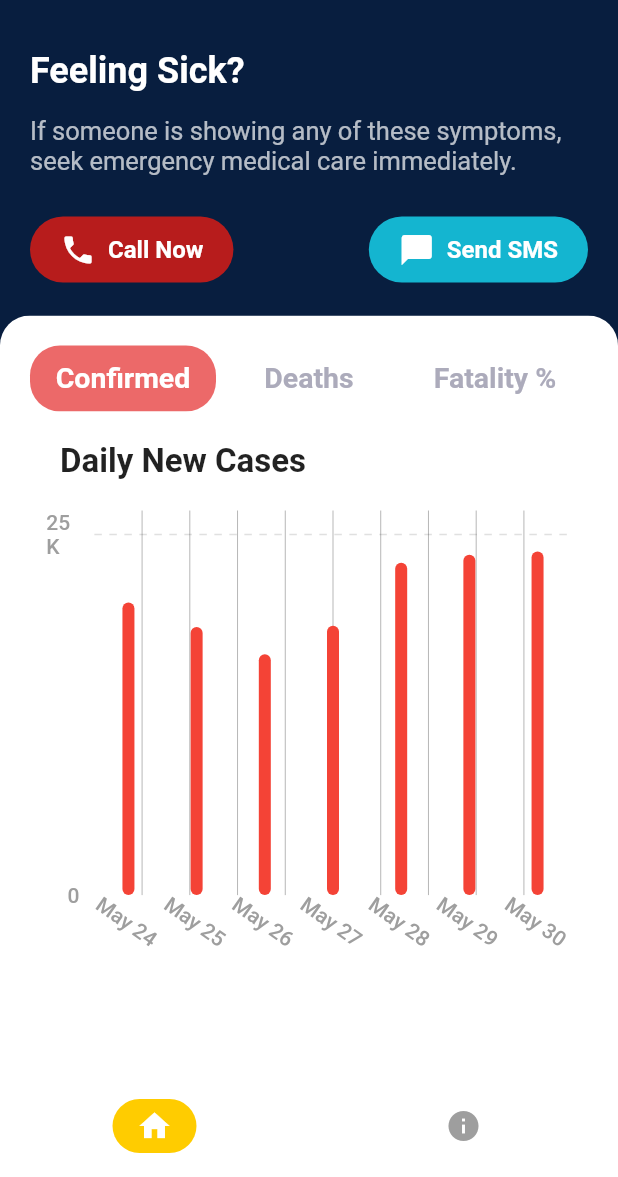
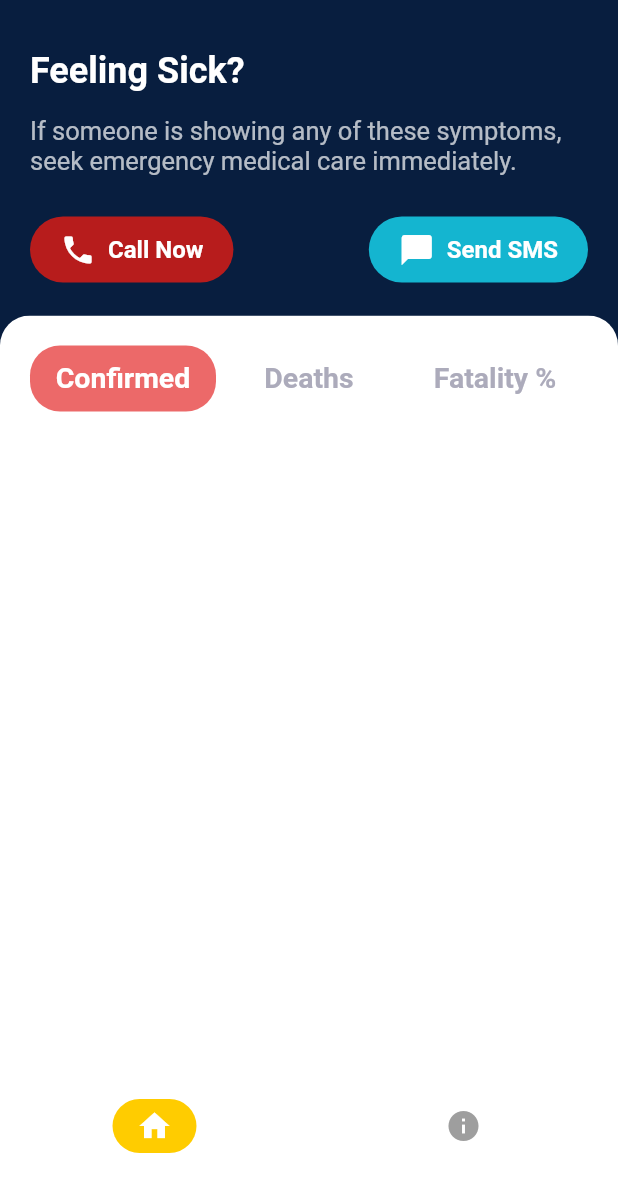
Before and after one commit to raahimid/COVID-19-Workshop, a Flutter app: the screen it shows after launch, on a phone screen of 412 x 824 dp, the part 59-1236 px from its top. Run offline on Flutter 3.47's test engine with Material 2 defaults, Android fonts, the phone set to English and light mode, and no system bars; drawn by our look-alikes of fl_chart; our stand-ins replace bubble_tab_indicator; network calls fail.

Commit message:
cleaned files

```diff
--- a/lib/data/data.dart
+++ b/lib/data/data.dart
@@ -1,4 +1,3 @@
-import 'package:flutter/material.dart';
 import 'package:http/http.dart' as http;
 import 'package:intl/intl.dart';
 import 'dart:convert' show json;
--- a/lib/screens/home_screen.dart
+++ b/lib/screens/home_screen.dart
@@ -168,8 +168,7 @@ class _HomeScreenState extends State<HomeScreen> {
             Container(
               height: 400,
               child: Column(
-              children: <Widget>[
-              CovidBarChart(covidCases: covidUSADailyNewCases)//make it a function
+              children: <Widget>[//make it a function
               ]),
             ),
           ],
--- a/lib/widgets/covid_bar_chart.dart
+++ /dev/null
@@ -1,114 +0,0 @@
-import 'package:fl_chart/fl_chart.dart';
-import 'package:flutter/material.dart';
-import 'package:flutter_covid_dashboard_ui/config/styles.dart';
-
-class CovidBarChart extends StatelessWidget {
-  final List<double> covidCases;
-
-  const CovidBarChart({@required this.covidCases});
-
-  @override
-  Widget build(BuildContext context) {
-    return Container(
-      height: 350.0,
-      decoration: BoxDecoration(
-        color: Colors.white,
-        borderRadius: BorderRadius.only(
-          topLeft: Radius.circular(20.0),
-          topRight: Radius.circular(20.0),
-        ),
-      ),
-      child: Column(
-        children: <Widget>[
-          Container(
-            padding: const EdgeInsets.all(20.0),
-            alignment: Alignment.centerLeft,
-            child: Text(
-              'Daily New Cases',
-              style: const TextStyle(
-                fontSize: 22.0,
-                fontWeight: FontWeight.bold,
-              ),
-            ),
-          ),
-          Container(
-            width: MediaQuery.of(context).size.width * 0.85,
-            child: BarChart(
-              BarChartData(
-                alignment: BarChartAlignment.spaceAround,
-                maxY: 16.0,
-                barTouchData: BarTouchData(enabled: false),
-                titlesData: FlTitlesData(
-                  show: true,
-                  bottomTitles: SideTitles(
-                    margin: 10.0,
-                    showTitles: true,
-                    textStyle: Styles.chartLabelsTextStyle,
-                    rotateAngle: 35.0,
-                    getTitles: (double value) {
-                      switch (value.toInt()) {
-                        case 0:
-                          return 'May 24';
-                        case 1:
-                          return 'May 25';
-                        case 2:
-                          return 'May 26';
-                        case 3:
-                          return 'May 27';
-                        case 4:
-                          return 'May 28';
-                        case 5:
-                          return 'May 29';
-                        case 6:
-                          return 'May 30';
-                        default:
-                          return '';
-                      }
-                    },
-                  ),
-                  leftTitles: SideTitles(
-                      margin: 10.0,
-                      showTitles: true,
-                      textStyle: Styles.chartLabelsTextStyle,
-                      getTitles: (value) {
-                        if (value == 0) {
-                          return '0';
-                        } else if (value % 3 == 0) {
-                          return '${value ~/ 3 * 5}K';
-                        }
-                        return '';
-                      }),
-                ),
-                gridData: FlGridData(
-                  show: true,
-                  checkToShowHorizontalLine: (value) => value % 3 == 0,
-                  getDrawingHorizontalLine: (value) => FlLine(
-                    color: Colors.black12,
-                    strokeWidth: 1.0,
-                    dashArray: [5],
-                  ),
-                ),
-                borderData: FlBorderData(show: false),
-                barGroups: covidCases
-                    .asMap()
-                    .map((key, value) => MapEntry(
-                        key,
-                        BarChartGroupData(
-                          x: key,
-                          barRods: [
-                            BarChartRodData(
-                              y: value,
-                              color: Colors.red,
-                            ),
-                          ],
-                        )))
-                    .values
-                    .toList(),
-              ),
-            ),
-          ),
-        ],
-      ),
-    );
-  }
-}
--- a/lib/widgets/widgets.dart
+++ b/lib/widgets/widgets.dart
@@ -1,4 +1,3 @@
 export 'custom_app_bar.dart';
 export 'country_dropdown.dart';
 export 'stats_grid.dart';
-export 'covid_bar_chart.dart';
```
